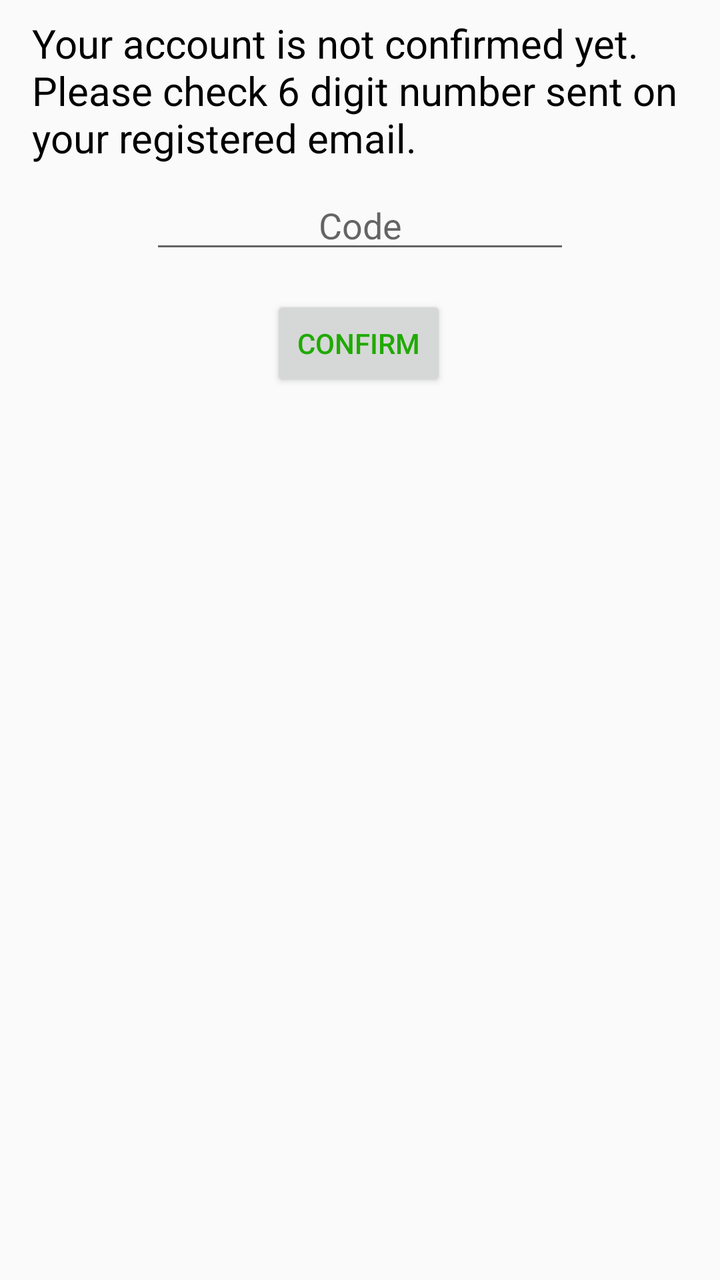
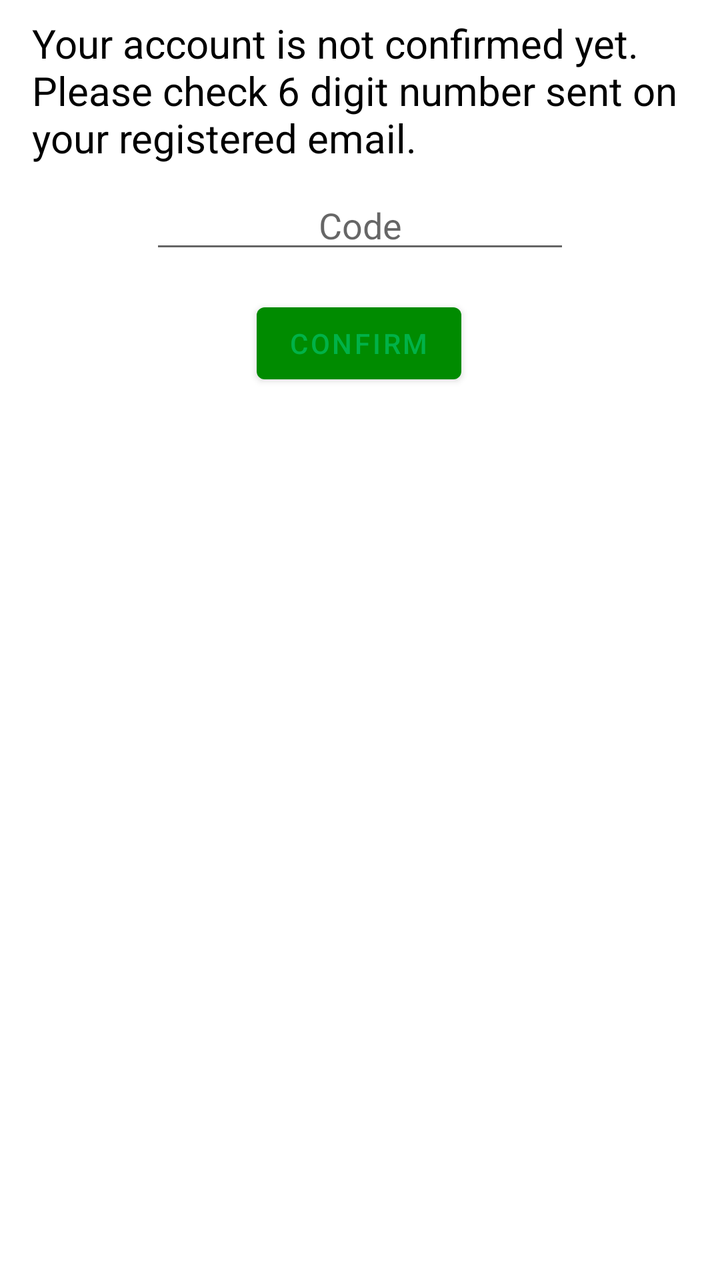

Compare the two renders of this Android layout. The source of the first and the diff that turns it into the second are given below.
<!-- AndroidManifest.xml: application theme AppTheme -->
<!-- res/layout/content_confirmation.xml -->
<?xml version="1.0" encoding="utf-8"?>
<android.support.constraint.ConstraintLayout xmlns:android="http://schemas.android.com/apk/res/android"
    xmlns:app="http://schemas.android.com/apk/res-auto"
    xmlns:tools="http://schemas.android.com/tools"
    android:layout_width="match_parent"
    android:layout_height="match_parent"
    app:layout_behavior="@string/appbar_scrolling_view_behavior"
    tools:context=".auth.ConfirmationActivity"
    tools:showIn="@layout/activity_confirmation">

    <TextView
        android:id="@+id/textView"
        android:layout_width="0dp"
        android:layout_height="wrap_content"
        android:layout_marginStart="16dp"
        android:layout_marginTop="8dp"

        android:layout_marginEnd="16dp"
        android:text="Your account is not confirmed yet. Please check 6 digit number sent on your registered email."
        android:textColor="#000"
        android:textSize="20sp"
        app:layout_constraintEnd_toEndOf="parent"
        app:layout_constraintStart_toStartOf="parent"
        app:layout_constraintTop_toTopOf="parent" />

    <EditText
        android:id="@+id/txt_code_confirm"
        android:layout_width="wrap_content"
        android:layout_height="wrap_content"
        android:layout_marginStart="8dp"
        android:layout_marginTop="8dp"
        android:layout_marginEnd="8dp"
        android:ems="10"
        android:hint="Code"
        android:inputType="number"
        android:textAlignment="center"
        app:layout_constraintEnd_toEndOf="parent"
        app:layout_constraintStart_toStartOf="parent"
        app:layout_constraintTop_toBottomOf="@+id/textView" />


    <EditText
        android:id="@+id/txt_email_confirm"
        android:layout_width="wrap_content"
        android:layout_height="wrap_content"
        android:layout_marginStart="8dp"
        android:layout_marginTop="8dp"
        android:layout_marginEnd="8dp"
        android:ems="10"
        android:hint="Email Address"
        android:inputType="textEmailAddress"
        app:layout_constraintEnd_toEndOf="parent"
        app:layout_constraintStart_toStartOf="parent"
        app:layout_constraintTop_toBottomOf="@+id/txt_code_confirm"
        android:visibility="gone"
        />

    <Button
        android:id="@+id/btn_confirm"
        android:layout_width="wrap_content"
        android:layout_height="wrap_content"
        android:layout_marginStart="8dp"
        android:layout_marginTop="16dp"
        android:layout_marginEnd="8dp"
        android:text="Confirm"
        android:textColor="@color/colorPrimaryDark"
        app:layout_constraintEnd_toEndOf="parent"
        app:layout_constraintHorizontal_bias="0.498"
        app:layout_constraintStart_toStartOf="parent"
        app:layout_constraintTop_toBottomOf="@+id/txt_email_confirm" />
</android.support.constraint.ConstraintLayout>
<!-- res/layout/activity_confirmation.xml (included above) -->
<?xml version="1.0" encoding="utf-8"?>
<android.support.design.widget.CoordinatorLayout xmlns:android="http://schemas.android.com/apk/res/android"
    xmlns:app="http://schemas.android.com/apk/res-auto"
    xmlns:tools="http://schemas.android.com/tools"
    android:layout_width="match_parent"
    android:layout_height="match_parent"
    tools:context=".auth.ConfirmationActivity">

    <android.support.design.widget.AppBarLayout
        android:layout_width="match_parent"
        android:layout_height="wrap_content"
        android:theme="@style/AppTheme.AppBarOverlay">

        <android.support.v7.widget.Toolbar
            android:id="@+id/toolbar"
            android:layout_width="match_parent"
            android:layout_height="?attr/actionBarSize"
            android:background="?attr/colorPrimary"
            app:popupTheme="@style/AppTheme.PopupOverlay" />

    </android.support.design.widget.AppBarLayout>

    <include layout="@layout/content_confirmation" />


</android.support.design.widget.CoordinatorLayout>
<!-- resources referenced by this layout -->
<resources>
  <color name="colorPrimaryDark">#1faa00</color>
  <style name="AppTheme.AppBarOverlay" parent="ThemeOverlay.AppCompat.Dark.ActionBar" />
  <style name="AppTheme.PopupOverlay" parent="ThemeOverlay.AppCompat.Light" />
  <style name="AppTheme" parent="Theme.AppCompat.Light.DarkActionBar">
          
          <item name="colorPrimary">@color/colorPrimary</item>
          <item name="colorPrimaryDark">@color/colorPrimaryDark</item>
          <item name="colorAccent">@color/colorAccent</item>
      </style>
  <color name="colorPrimary">#1faa00</color>
  <color name="colorAccent">#616161</color>
</resources>

<!-- the commit's change to res/layout/content_confirmation.xml (unified diff, before → after) -->
@@ -1,5 +1,5 @@
 <?xml version="1.0" encoding="utf-8"?>
-<android.support.constraint.ConstraintLayout xmlns:android="http://schemas.android.com/apk/res/android"
+<androidx.constraintlayout.widget.ConstraintLayout xmlns:android="http://schemas.android.com/apk/res/android"
     xmlns:app="http://schemas.android.com/apk/res-auto"
     xmlns:tools="http://schemas.android.com/tools"
     android:layout_width="match_parent"
@@ -68,31 +68,29 @@
         app:layout_constraintHorizontal_bias="0.498"
         app:layout_constraintStart_toStartOf="parent"
         app:layout_constraintTop_toBottomOf="@+id/txt_email_confirm" />
-</android.support.constraint.ConstraintLayout>
+</androidx.constraintlayout.widget.ConstraintLayout>
 <!-- res/layout/activity_confirmation.xml (included above) -->
 <?xml version="1.0" encoding="utf-8"?>
-<android.support.design.widget.CoordinatorLayout xmlns:android="http://schemas.android.com/apk/res/android"
+<androidx.coordinatorlayout.widget.CoordinatorLayout xmlns:android="http://schemas.android.com/apk/res/android"
     xmlns:app="http://schemas.android.com/apk/res-auto"
     xmlns:tools="http://schemas.android.com/tools"
     android:layout_width="match_parent"
     android:layout_height="match_parent"
     tools:context=".auth.ConfirmationActivity">
 
-    <android.support.design.widget.AppBarLayout
+    <com.google.android.material.appbar.AppBarLayout
         android:layout_width="match_parent"
-        android:layout_height="wrap_content"
-        android:theme="@style/AppTheme.AppBarOverlay">
+        android:layout_height="wrap_content">
 
-        <android.support.v7.widget.Toolbar
+        <androidx.appcompat.widget.Toolbar
             android:id="@+id/toolbar"
             android:layout_width="match_parent"
             android:layout_height="?attr/actionBarSize"
-            android:background="?attr/colorPrimary"
-            app:popupTheme="@style/AppTheme.PopupOverlay" />
+            android:background="?attr/colorPrimary" />
 
-    </android.support.design.widget.AppBarLayout>
+    </com.google.android.material.appbar.AppBarLayout>
 
     <include layout="@layout/content_confirmation" />
 
 
-</android.support.design.widget.CoordinatorLayout>
+</androidx.coordinatorlayout.widget.CoordinatorLayout>
<!-- resource entries referenced after the edit -->
@@ -1,15 +1,14 @@
 <!-- resources referenced by this layout -->
 <resources>
-  <color name="colorPrimaryDark">#1faa00</color>
-  <style name="AppTheme.AppBarOverlay" parent="ThemeOverlay.AppCompat.Dark.ActionBar" />
-  <style name="AppTheme.PopupOverlay" parent="ThemeOverlay.AppCompat.Light" />
-  <style name="AppTheme" parent="Theme.AppCompat.Light.DarkActionBar">
+  <color name="colorPrimaryDark">#00b248</color>
+  <style name="AppTheme" parent="Theme.MaterialComponents.Light">
           
           <item name="colorPrimary">@color/colorPrimary</item>
           <item name="colorPrimaryDark">@color/colorPrimaryDark</item>
           <item name="colorAccent">@color/colorAccent</item>
+          <item name="statusBarBackground">@color/colorAccent</item>
       </style>
-  <color name="colorPrimary">#1faa00</color>
-  <color name="colorAccent">#616161</color>
+  <color name="colorPrimary">#008b00</color>
+  <color name="colorAccent">#008b00</color>
 </resources>
 
